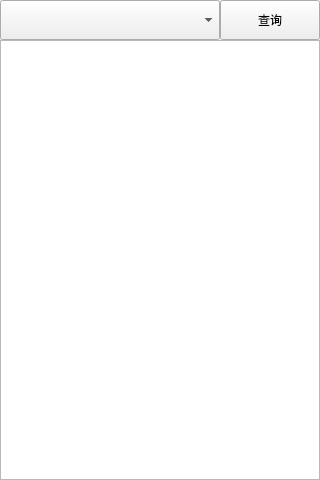
cccoddad/edge-video-face-attendance-console, file src/qquerywidget.ui: the form before one commit.
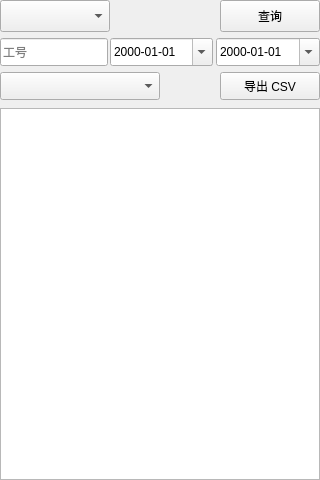
The form after the commit.

The edit to the form file:
```diff
--- a/src/qquerywidget.ui
+++ b/src/qquerywidget.ui
@@ -18,8 +18,8 @@
     <rect>
      <x>0</x>
      <y>0</y>
-     <width>220</width>
-     <height>40</height>
+     <width>110</width>
+     <height>32</height>
     </rect>
    </property>
   </widget>
@@ -29,20 +29,88 @@
      <x>220</x>
      <y>0</y>
      <width>100</width>
-     <height>40</height>
+     <height>32</height>
     </rect>
    </property>
    <property name="text">
     <string>查询</string>
    </property>
-  </widget>
-  <widget class="QTableView" name="QdataView">
+   </widget>
+   <widget class="QLineEdit" name="QnumberLe">
+    <property name="geometry">
+     <rect>
+      <x>0</x>
+      <y>38</y>
+      <width>108</width>
+      <height>28</height>
+     </rect>
+    </property>
+    <property name="placeholderText">
+     <string>工号</string>
+    </property>
+   </widget>
+   <widget class="QDateEdit" name="QstartDateDe">
+    <property name="geometry">
+     <rect>
+      <x>110</x>
+      <y>38</y>
+      <width>103</width>
+      <height>28</height>
+     </rect>
+    </property>
+    <property name="displayFormat">
+     <string>yyyy-MM-dd</string>
+    </property>
+    <property name="calendarPopup">
+     <bool>true</bool>
+    </property>
+   </widget>
+   <widget class="QDateEdit" name="QendDateDe">
+    <property name="geometry">
+     <rect>
+      <x>216</x>
+      <y>38</y>
+      <width>104</width>
+      <height>28</height>
+     </rect>
+    </property>
+    <property name="displayFormat">
+     <string>yyyy-MM-dd</string>
+    </property>
+    <property name="calendarPopup">
+     <bool>true</bool>
+    </property>
+   </widget>
+   <widget class="QComboBox" name="QeventCbb">
+    <property name="geometry">
+     <rect>
+      <x>0</x>
+      <y>72</y>
+      <width>160</width>
+      <height>28</height>
+     </rect>
+    </property>
+   </widget>
+   <widget class="QPushButton" name="QexportBt">
+    <property name="geometry">
+     <rect>
+      <x>220</x>
+      <y>72</y>
+      <width>100</width>
+      <height>28</height>
+     </rect>
+    </property>
+    <property name="text">
+     <string>导出 CSV</string>
+    </property>
+   </widget>
+   <widget class="QTableView" name="QdataView">
    <property name="geometry">
     <rect>
      <x>0</x>
-     <y>40</y>
+     <y>108</y>
      <width>320</width>
-     <height>440</height>
+     <height>372</height>
     </rect>
    </property>
   </widget>
```
